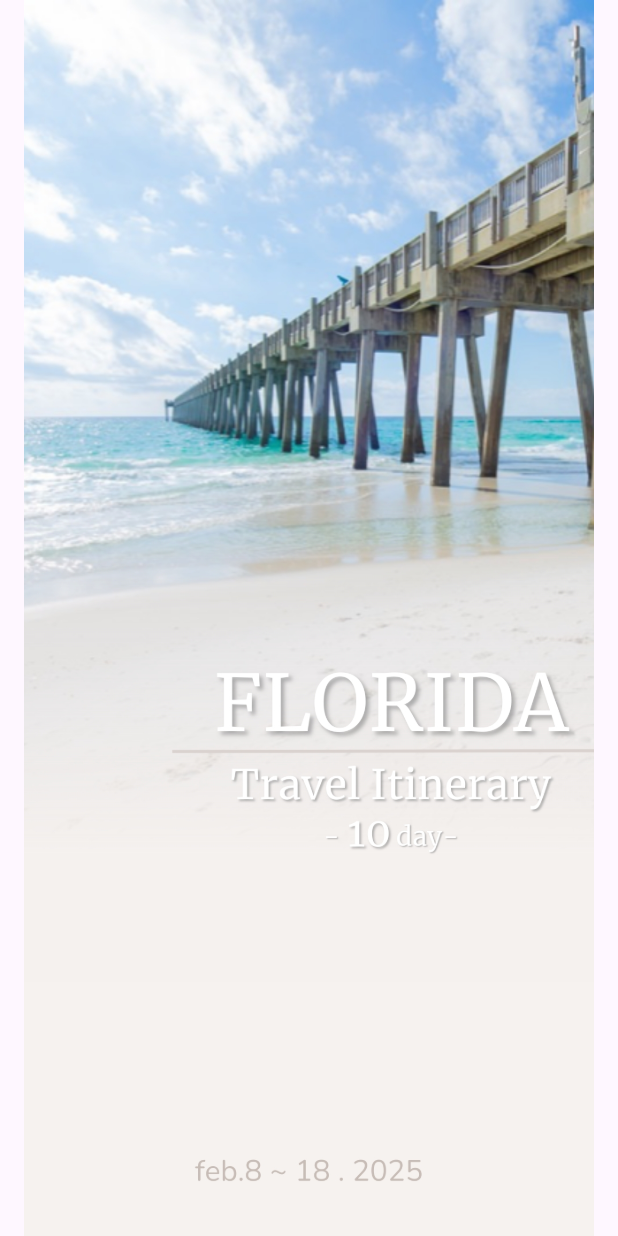
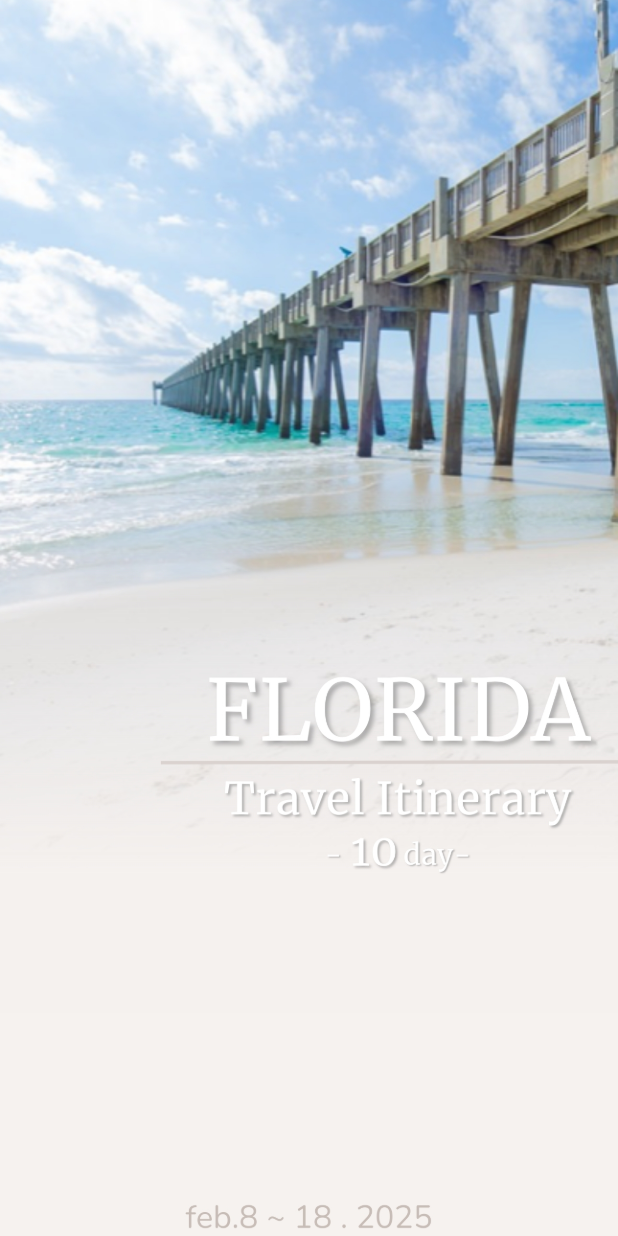
Before and after one commit to vivianstar2000/florida_handbook, a Flutter app: the screen it shows after launch, on a phone screen of 412 x 824 dp. Run offline on Flutter 3.47's test engine with Material 3 defaults, Android fonts, the phone set to English and light mode, and no system bars.

Commit message:
Fix splash screen image scaling and margins

```diff
--- a/lib/main.dart
+++ b/lib/main.dart
@@ -50,19 +50,29 @@ class _SplashScreenState extends State<SplashScreen> {
     });
   }
 
-  @override
+    @override
   Widget build(BuildContext context) {
-    return SafeArea(
-      child: GestureDetector(
-        onTap: _navigateToHomeScreen,
-        child: Scaffold(
-          body: Center(
-            child: AnimatedOpacity(
+    return GestureDetector(
+      onTap: _navigateToHomeScreen,
+      child: Scaffold(
+        body: Stack(
+          children: [
+            Positioned.fill(
+              child: Image.asset(
+                'assets/handbook表紙.jpg',
+                fit: BoxFit.cover,  // 画面全体にフィット
+              ),
+            ),
+            AnimatedOpacity(
               opacity: _isTapped ? 0.0 : 1.0,
               duration: Duration(seconds: 1),
-              child: Image.asset('assets/handbook表紙.jpg', fit: BoxFit.cover),
+              child: Container(
+                width: double.infinity,
+                height: double.infinity,
+                color: Colors.transparent,
+              ),
             ),
-          ),
+          ],
         ),
       ),
     );
```
Also changed, not shown: 1 other file.
